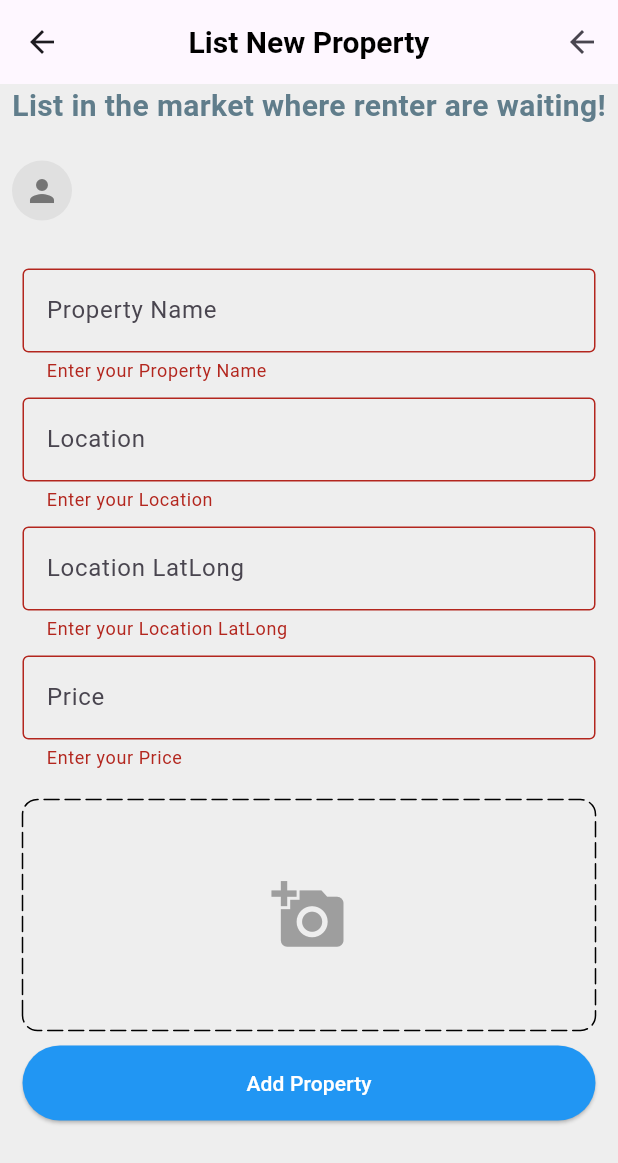
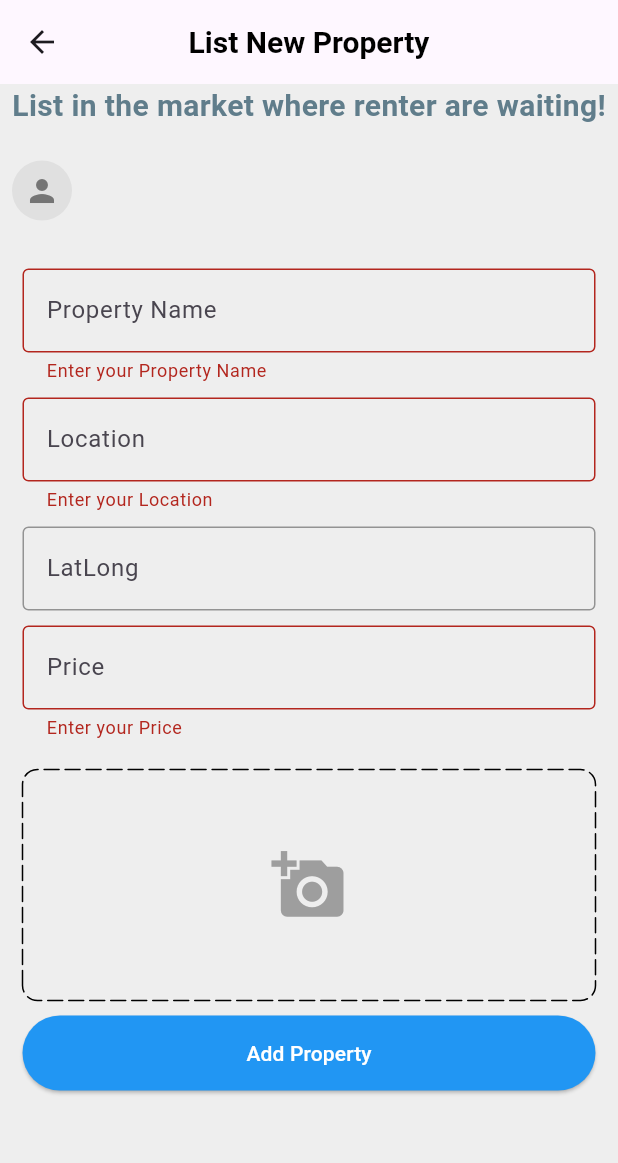
Before and after one commit to YamiKapil/Gharbhada, a Flutter app: the AddProperty screen opened by its route, after a tap on "Add Property", on a phone screen of 412 x 824 dp. Shown: the top 1163 px of the screen. Run offline on Flutter 3.47's test engine with Material 3 defaults, Android fonts, the phone set to English and light mode, and no system bars; drawn by our look-alikes of dotted_border; our stand-ins replace carousel_slider, cloud_firestore, file_picker, firebase_core, flutter_map, geocoding and 3 more; missing offline and left inert: cloudinary_public; accounts and stored records are empty.

Commit message:
implemented latlong selection with map

```diff
--- a/lib/Screens/AddProperty.screen.dart
+++ b/lib/Screens/AddProperty.screen.dart
@@ -1,3 +1,4 @@
+import 'dart:developer';
 import 'dart:io';
 
 import 'package:carousel_slider/carousel_options.dart';
@@ -5,12 +6,14 @@ import 'package:carousel_slider/carousel_slider.dart';
 import 'package:dotted_border/dotted_border.dart';
 import 'package:flutter/material.dart';
 import 'package:flutter/widgets.dart';
+import 'package:gharbhada/Screens/select_map_location.dart';
 import 'package:gharbhada/components/myListTile.dart';
 import 'package:gharbhada/components/myTextField.dart';
 import 'package:gharbhada/constants/utils.dart';
 import 'package:gharbhada/features/auth/services/admin_services.dart';
 import 'package:gharbhada/providers/user_provider.dart';
 import 'package:gharbhada/widgets/custom_button.dart';
+import 'package:latlong2/latlong.dart';
 import 'package:provider/provider.dart';
 
 class AddProperty extends StatefulWidget {
@@ -28,6 +31,7 @@ class _AddPropertyState extends State<AddProperty> {
   final TextEditingController descriptionController = TextEditingController();
   final TextEditingController locationController = TextEditingController();
   final TextEditingController latLong = TextEditingController();
+  LatLng? latlongstatic;
 
   final AdminServices adminServices = AdminServices();
 
@@ -80,12 +84,12 @@ class _AddPropertyState extends State<AddProperty> {
         ),
         centerTitle: true,
         actions: [
-          IconButton(
-            icon: Icon(Icons.arrow_back),
-            onPressed: () {
-              Navigator.of(context).pop();
-            },
-          ),
+          // IconButton(
+          //   icon: Icon(Icons.arrow_back),
+          //   onPressed: () {
+          //     Navigator.of(context).pop();
+          //   },
+          // ),
         ],
       ),
       body: SingleChildScrollView(
@@ -165,8 +169,36 @@ class _AddPropertyState extends State<AddProperty> {
                     CustomTextField(
                         controller: locationController, hintText: "Location"),
                     const SizedBox(height: 10),
-                    CustomTextField(
-                        controller: latLong, hintText: "Location LatLong"),
+                    // CustomTextField(controller: latLong, hintText: "LatLong"),
+                    TextFormField(
+                      controller: latLong,
+                      decoration: InputDecoration(
+                          hintText: 'LatLong',
+                          border: const OutlineInputBorder(
+                              borderSide: BorderSide(
+                            color: Colors.black38,
+                          )),
+                          enabledBorder: const OutlineInputBorder(
+                              borderSide: BorderSide(
+                            color: Colors.black38,
+                          ))),
+                      readOnly: true,
+                      onTap: () async {
+                        final LatLng? data = await Navigator.push(
+                          context,
+                          MaterialPageRoute(
+                            builder: (context) => SelectLocationMaps(
+                              latlng: latlongstatic,
+                            ),
+                          ),
+                        );
+                        log(data.toString());
+                        if (data != null) {
+                          latlongstatic = data;
+                          latLong.text = "${data.latitude},${data.longitude}";
+                        }
+                      },
+                    ),
                     const SizedBox(height: 10),
                     CustomTextField(
                         controller: priceController, hintText: "Price"),
```
Also changed, not shown: lib/Screens/EditProfile.dart (+12 -0 lines), lib/Screens/select_map_location.dart (+9 -0 lines), lib/features/auth/services/search_services.dart (+8 -5 lines).
